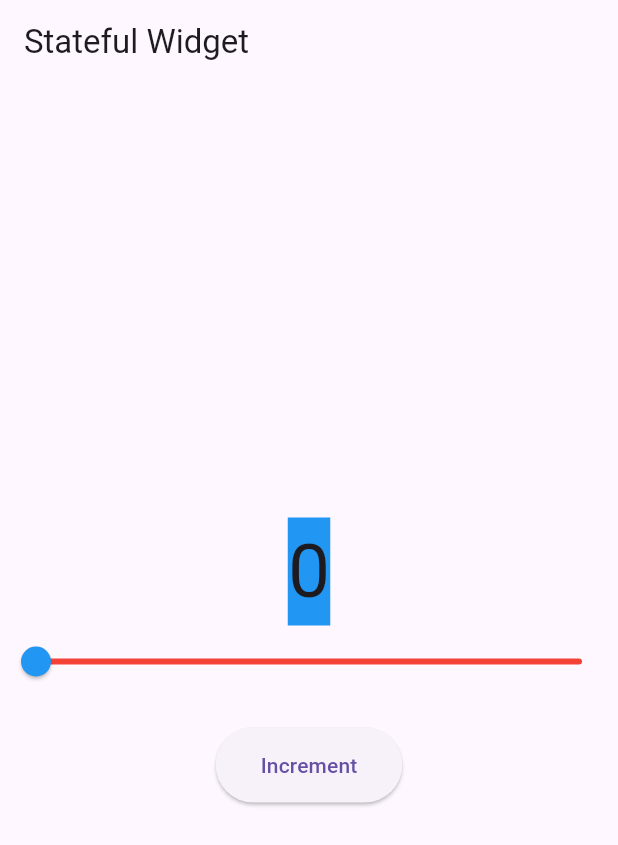
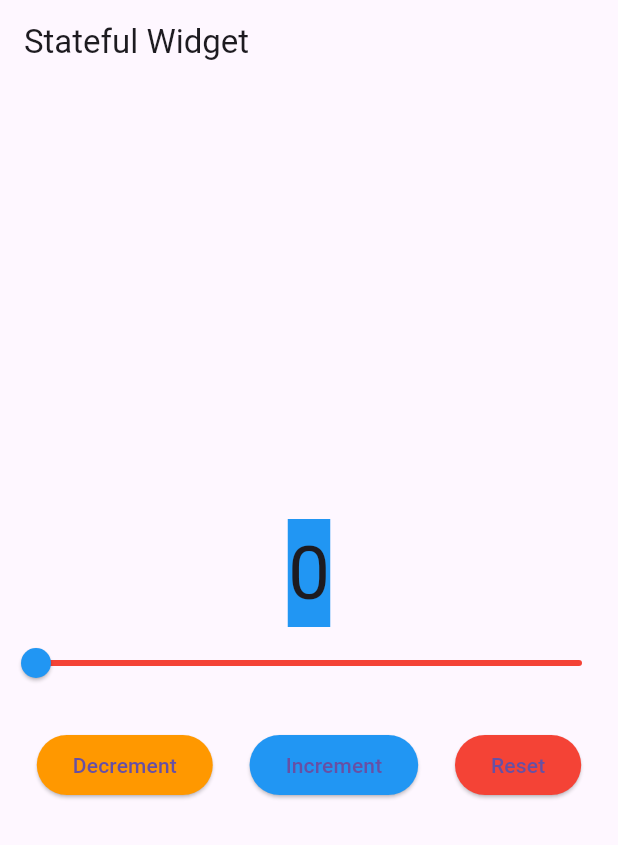
Before and after one commit to zela-Tech/mad_class_activity4, a Flutter app: the screen it shows after launch, on a phone screen of 412 x 824 dp. Shown: the top 845 px of the screen. Run offline on Flutter 3.47's test engine with Material 3 defaults, Android fonts, the phone set to English and light mode, and no system bars.

Commit message:
feat: Add decrement and reset buttons

```diff
--- a/lib/main.dart
+++ b/lib/main.dart
@@ -34,6 +34,19 @@ class _CounterWidgetState extends State<CounterWidget> {
       _counter++;
     });
   }
+  void _decrementCounter() {
+    setState(() {
+      if (_counter > 0) {
+        _counter--;
+      }
+    });
+  }
+
+  void _resetCounter() {
+    setState(() {
+      _counter = 0;
+    });
+  }
 
   @override
   Widget build(BuildContext context) {
@@ -66,13 +79,32 @@ class _CounterWidgetState extends State<CounterWidget> {
             activeColor: Colors.blue,
             inactiveColor: Colors.red,
           ),
-          SizedBox(height:20),
-          ElevatedButton(
-            onPressed: _incrementCounter,
-            child: Text('Increment'),
-            style: ElevatedButton.styleFrom(
-              padding: EdgeInsets.symmetric(horizontal: 30, vertical: 15),
-            ),
+         SizedBox(height: 20),
+          Row(
+            mainAxisAlignment: MainAxisAlignment.spaceEvenly,
+            children: [
+              ElevatedButton(
+                onPressed: _decrementCounter,
+                child: Text('Decrement'),
+                style: ElevatedButton.styleFrom(
+                  backgroundColor: Colors.orange,
+                ),
+              ),
+              ElevatedButton(
+                onPressed: _incrementCounter,
+                child: Text('Increment'),
+                style: ElevatedButton.styleFrom(
+                  backgroundColor: Colors.blue,
+                ),
+              ),
+              ElevatedButton(
+                onPressed: _resetCounter,
+                child: Text('Reset'),
+                style: ElevatedButton.styleFrom(
+                  backgroundColor: Colors.red,
+                ),
+              ),
+            ],
           ),
         ],
       ),
```
